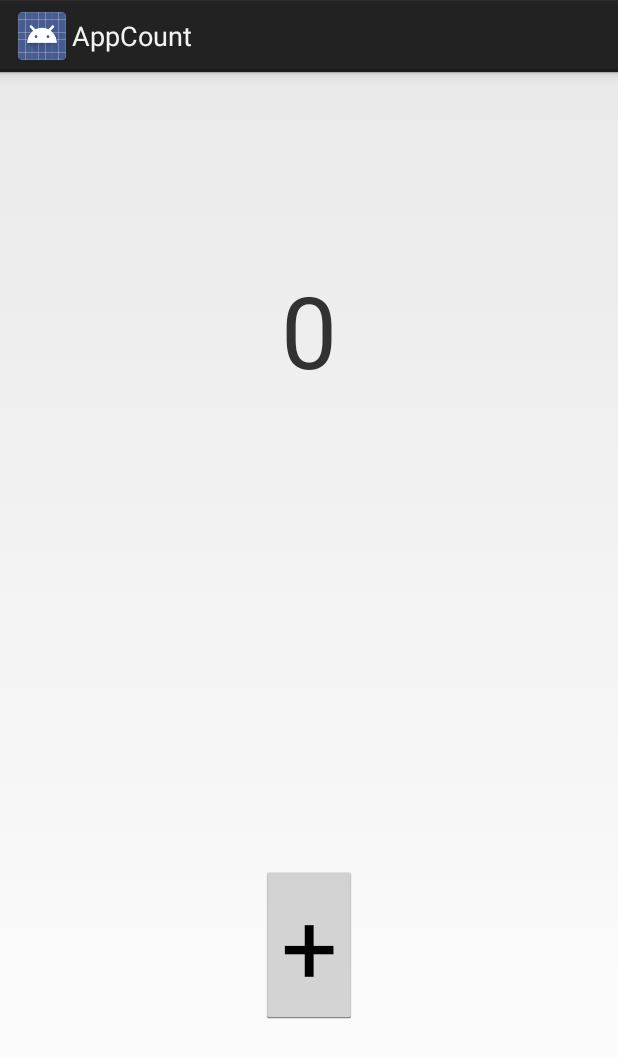
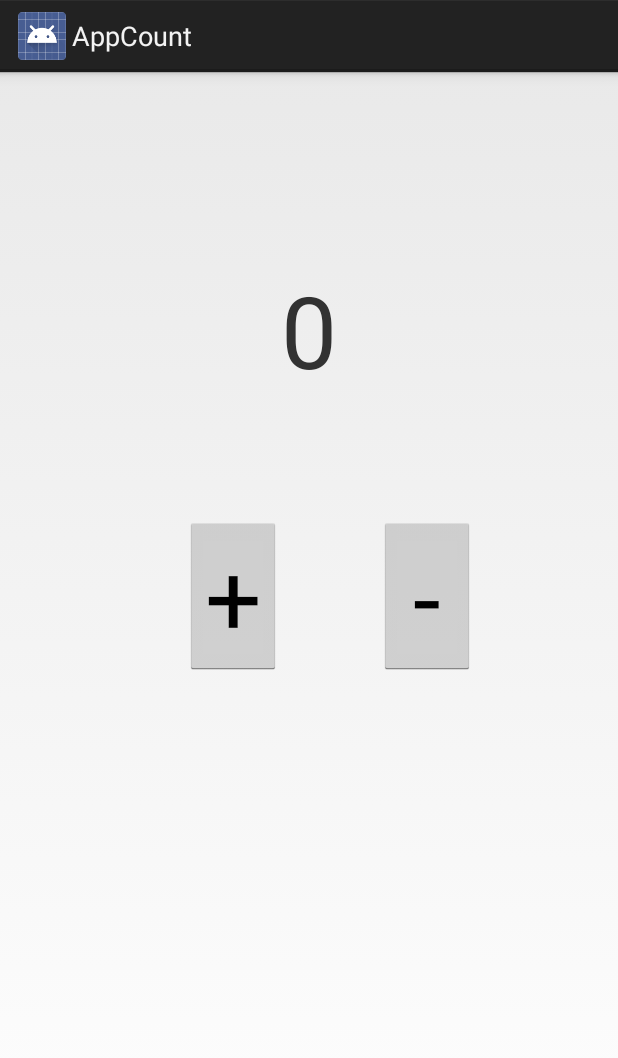
Before and after one commit to carlspace/AppCount, an Android app: the screen it shows after launch (MainActivity before the commit, Vista after it), on a phone screen of 412 x 824 dp. Shown: the top 1058 px of the screen. Run offline under Robolectric (Android 15) with nearby library versions, the phone set to English and light mode, and no system bars.

Commit message:
Versión sin menos

```diff
--- a/app/src/main/AndroidManifest.xml
+++ b/app/src/main/AndroidManifest.xml
@@ -8,7 +8,7 @@
         android:label="@string/app_name"
         android:supportsRtl="true"
         android:theme="@style/AppTheme">
-        <activity android:name=".MainActivity">
+        <activity android:name=".vista.Vista">
             <intent-filter>
                 <action android:name="android.intent.action.MAIN" />
 
--- a/app/src/main/res/layout/activity_main.xml
+++ b/app/src/main/res/layout/activity_main.xml
@@ -25,8 +25,23 @@
         android:textSize="30pt"
         android:layout_width="wrap_content"
         android:layout_height="wrap_content"
-        android:layout_alignParentBottom="true"
-        android:layout_centerHorizontal="true"
-        android:layout_marginBottom="125dp"
-        android:id="@+id/button1" />
+        android:id="@+id/button1"
+        android:layout_below="@+id/display"
+        android:layout_toLeftOf="@+id/display"
+        android:layout_toStartOf="@+id/display"
+        android:layout_marginTop="80dp" />
+
+    <Button
+        android:text="-"
+        android:textSize="30pt"
+        android:layout_width="wrap_content"
+        android:layout_height="wrap_content"
+        android:id="@+id/button2"
+        android:layout_alignBaseline="@+id/button1"
+        android:layout_alignBottom="@+id/button1"
+        android:layout_toRightOf="@+id/display"
+        android:layout_toEndOf="@+id/display"
+        android:layout_marginLeft="28dp"
+        android:layout_marginStart="28dp" />
+
 </RelativeLayout>
--- /dev/null
+++ b/settings.gradle
@@ -0,0 +1 @@
+include ':app'
```
Also changed, not shown: app/src/main/java/es/ulpgc/da/appcount/modelo/IModelo.java (added, +11 -0 lines), app/src/main/java/es/ulpgc/da/appcount/modelo/Modelo.java (added, +31 -0 lines), build.gradle (added, +23 -0 lines), gradle.properties (added, +17 -0 lines), gradle/wrapper/gradle-wrapper.properties (added), 4 other files.
